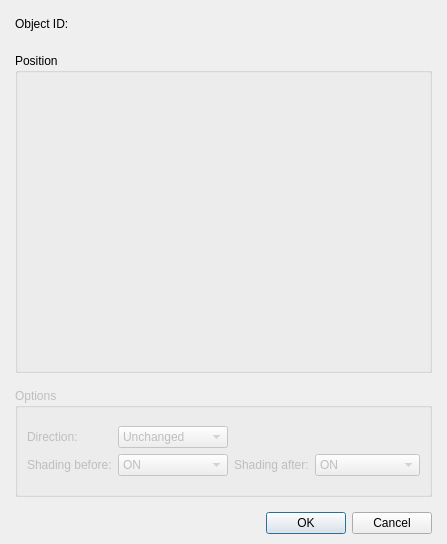
The window that Editor/Dialogs/Commands/dialogcommandteleportobject.ui (RPG-Paper-Maker/RPG-Paper-Maker) describes before a commit, drawn with Qt 5.
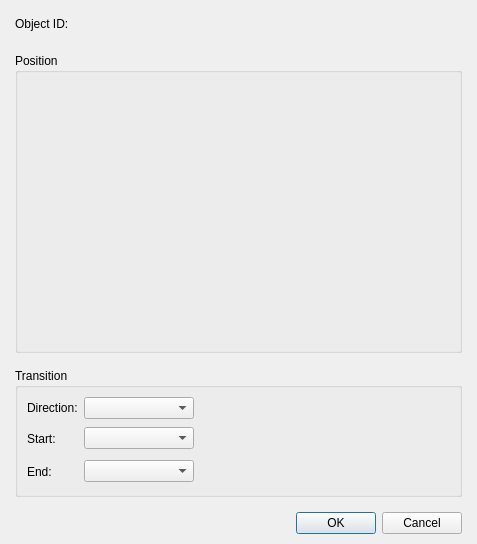
The same window after the commit. Custom widgets are drawn as their Qt base class.

```diff
--- a/Editor/Dialogs/Commands/dialogcommandteleportobject.ui
+++ b/Editor/Dialogs/Commands/dialogcommandteleportobject.ui
@@ -102,16 +102,98 @@
       </widget>
      </item>
      <item>
-      <widget class="QGroupBox" name="groupBoxOptions">
-       <property name="enabled">
-        <bool>false</bool>
-       </property>
+      <widget class="QGroupBox" name="groupBoxTransition">
        <property name="title">
-        <string>Options</string>
+        <string>Transition</string>
        </property>
        <layout class="QGridLayout" name="gridLayout_5">
         <item row="0" column="0">
-         <layout class="QGridLayout" name="gridLayout_4">
+         <layout class="QGridLayout" name="gridLayout_7">
+          <item row="1" column="1">
+           <widget class="QComboBox" name="comboBoxTransitionStart">
+            <property name="minimumSize">
+             <size>
+              <width>100</width>
+              <height>0</height>
+             </size>
+            </property>
+            <property name="currentIndex">
+             <number>-1</number>
+            </property>
+           </widget>
+          </item>
+          <item row="2" column="1">
+           <widget class="QComboBox" name="comboBoxTransitionEnd">
+            <property name="currentIndex">
+             <number>-1</number>
+            </property>
+           </widget>
+          </item>
+          <item row="2" column="2">
+           <widget class="PanelPrimitiveValue" name="panelPrimitiveValueTransitionColorEnd" native="true">
+            <property name="enabled">
+             <bool>false</bool>
+            </property>
+            <property name="minimumSize">
+             <size>
+              <width>250</width>
+              <height>27</height>
+             </size>
+            </property>
+            <property name="maximumSize">
+             <size>
+              <width>250</width>
+              <height>27</height>
+             </size>
+            </property>
+           </widget>
+          </item>
+          <item row="1" column="0">
+           <widget class="QLabel" name="labelStart">
+            <property name="text">
+             <string>Start:</string>
+            </property>
+           </widget>
+          </item>
+          <item row="2" column="0">
+           <widget class="QLabel" name="labelEnd">
+            <property name="text">
+             <string>End:</string>
+            </property>
+           </widget>
+          </item>
+          <item row="1" column="3" rowspan="2">
+           <spacer name="horizontalSpacer_3">
+            <property name="orientation">
+             <enum>Qt::Horizontal</enum>
+            </property>
+            <property name="sizeHint" stdset="0">
+             <size>
+              <width>38</width>
+              <height>58</height>
+             </size>
+            </property>
+           </spacer>
+          </item>
+          <item row="1" column="2">
+           <widget class="PanelPrimitiveValue" name="panelPrimitiveValueTransitionColorStart" native="true">
+            <property name="enabled">
+             <bool>false</bool>
+            </property>
+            <property name="minimumSize">
+             <size>
+              <width>250</width>
+              <height>27</height>
+             </size>
+            </property>
+            <property name="maximumSize">
+             <size>
+              <width>250</width>
+              <height>27</height>
+             </size>
+            </property>
+           </widget>
+          </item>
           <item row="0" column="0">
            <widget class="QLabel" name="labelDirection">
             <property name="text">
@@ -133,103 +215,16 @@
               <height>16777215</height>
              </size>
             </property>
-            <item>
-             <property name="text">
-              <string>Unchanged</string>
-             </property>
-            </item>
-            <item>
-             <property name="text">
-              <string>North</string>
-             </property>
-            </item>
-            <item>
-             <property name="text">
-              <string>South</string>
-             </property>
-            </item>
-            <item>
-             <property name="text">
-              <string>West</string>
-             </property>
-            </item>
-            <item>
-             <property name="text">
-              <string>East</string>
-             </property>
-            </item>
-            <item>
-             <property name="text">
-              <string>North-West</string>
-             </property>
-            </item>
-            <item>
-             <property name="text">
-              <string>North-East</string>
-             </property>
-            </item>
-            <item>
-             <property name="text">
-              <string>South-West</string>
-             </property>
-            </item>
-            <item>
-             <property name="text">
-              <string>South-East</string>
-             </property>
-            </item>
            </widget>
           </item>
-          <item row="1" column="0">
-           <widget class="QLabel" name="labelShadingBefore">
-            <property name="text">
-             <string>Shading before:</string>
-            </property>
-           </widget>
-          </item>
-          <item row="1" column="1">
-           <widget class="QComboBox" name="comboBoxShadinBefore">
-            <item>
-             <property name="text">
-              <string>ON</string>
-             </property>
-            </item>
-            <item>
-             <property name="text">
-              <string>OFF</string>
-             </property>
-            </item>
-           </widget>
-          </item>
-          <item row="1" column="2">
-           <widget class="QLabel" name="labelShadingAfter">
-            <property name="text">
-             <string>Shading after:</string>
-            </property>
-           </widget>
-          </item>
-          <item row="1" column="3">
-           <widget class="QComboBox" name="comboBoxShadingAfter">
-            <item>
-             <property name="text">
-              <string>ON</string>
-             </property>
-            </item>
-            <item>
-             <property name="text">
-              <string>OFF</string>
-             </property>
-            </item>
-           </widget>
-          </item>
-          <item row="0" column="3">
-           <spacer name="horizontalSpacer_2">
+          <item row="0" column="2">
+           <spacer name="horizontalSpacer_4">
             <property name="orientation">
              <enum>Qt::Horizontal</enum>
             </property>
             <property name="sizeHint" stdset="0">
              <size>
-              <width>178</width>
+              <width>40</width>
               <height>20</height>
              </size>
             </property>
```
Left out of the diff: 2 changed lines with no effect on the pictures.
